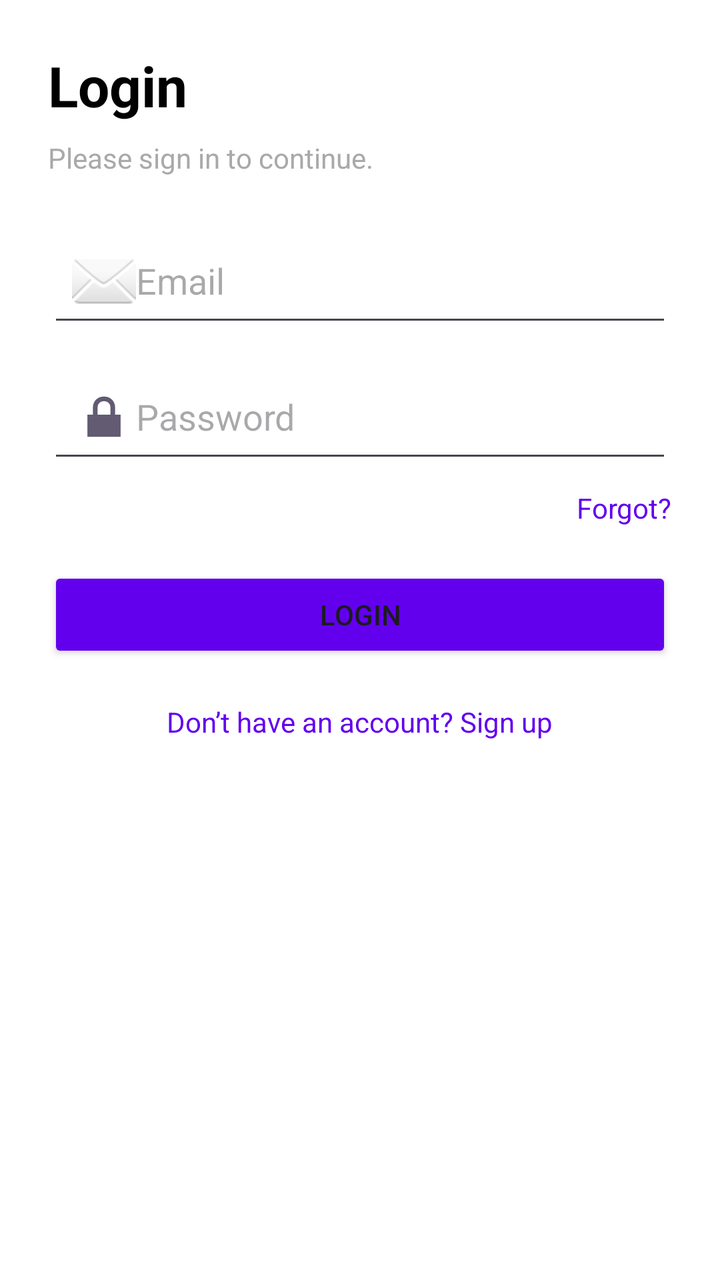
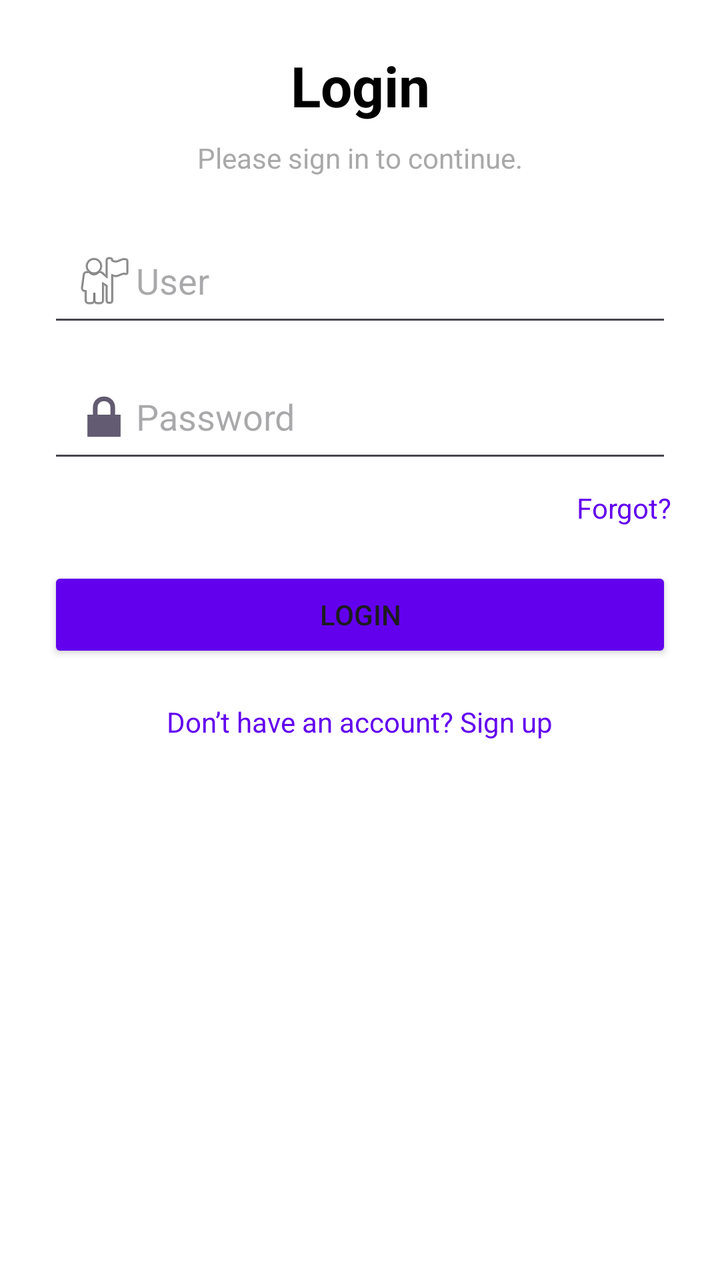

The first picture is an Android layout as it rendered before a commit; the second is the same layout after the commit. The layout source and the unified diff follow.
<!-- AndroidManifest.xml: application theme Theme.BaiTap -->
<!-- res/layout/activity_main.xml -->
<?xml version="1.0" encoding="utf-8"?>
<LinearLayout xmlns:android="http://schemas.android.com/apk/res/android"
    android:layout_width="match_parent"
    android:layout_height="match_parent"
    android:orientation="vertical"
    android:padding="24dp"
    android:background="@color/white">

    <TextView
        android:layout_width="wrap_content"
        android:layout_height="wrap_content"
        android:text="Login"
        android:textSize="28sp"
        android:textStyle="bold"
        android:textColor="@color/black"
        android:layout_marginBottom="8dp"/>

    <TextView
        android:layout_width="wrap_content"
        android:layout_height="wrap_content"
        android:text="Please sign in to continue."
        android:textSize="14sp"
        android:textColor="@color/darker_gray"
        android:layout_marginBottom="24dp"/>

    <EditText
        android:id="@+id/etEmail"
        android:layout_width="match_parent"
        android:layout_height="wrap_content"
        android:hint="Email"
        android:inputType="textEmailAddress"
        android:drawableLeft="@android:drawable/ic_dialog_email"
        android:padding="12dp"/>

    <EditText
        android:id="@+id/etPassword"
        android:layout_width="match_parent"
        android:layout_height="wrap_content"
        android:hint="Password"
        android:inputType="textPassword"
        android:drawableLeft="@android:drawable/ic_lock_lock"
        android:padding="12dp"
        android:layout_marginTop="12dp"/>

    <TextView
        android:layout_width="wrap_content"
        android:layout_height="wrap_content"
        android:text="Forgot?"
        android:textColor="@color/purple_500"
        android:layout_gravity="end"
        android:layout_marginTop="8dp"/>

    <Button
        android:id="@+id/btnLogin"
        android:layout_width="match_parent"
        android:layout_height="wrap_content"
        android:text="LOGIN"
        android:backgroundTint="@color/purple_500"
        android:textAllCaps="false"
        android:layout_marginTop="20dp"/>

    <TextView
        android:id="@+id/tvSignup"
        android:layout_width="wrap_content"
        android:layout_height="wrap_content"
        android:text="Don’t have an account? Sign up"
        android:textColor="@color/purple_500"
        android:layout_gravity="center"
        android:layout_marginTop="20dp"/>
</LinearLayout>
<!-- resources referenced by this layout -->
<resources>
  <color name="black">#000000</color>
  <color name="darker_gray">#A9A9A9</color>
  <color name="purple_500">#6200EE</color>
  <color name="white">#FFFFFF</color>
  <style name="Theme.BaiTap" parent="Base.Theme.BaiTap" />
  <style name="Base.Theme.BaiTap" parent="Theme.Material3.DayNight.NoActionBar">
          
          
      </style>
</resources>

<!-- the commit's change to res/layout/activity_main.xml (unified diff, before → after) -->
@@ -6,13 +6,15 @@
     android:padding="24dp"
     android:background="@color/white">
 
+    
     <TextView
-        android:layout_width="wrap_content"
+        android:layout_width="match_parent"
         android:layout_height="wrap_content"
         android:text="Login"
         android:textSize="28sp"
         android:textStyle="bold"
         android:textColor="@color/black"
+        android:gravity="center"
         android:layout_marginBottom="8dp"/>
 
     <TextView
@@ -21,15 +23,17 @@
         android:text="Please sign in to continue."
         android:textSize="14sp"
         android:textColor="@color/darker_gray"
+        android:layout_gravity="center"
         android:layout_marginBottom="24dp"/>
 
+    
     <EditText
-        android:id="@+id/etEmail"
+        android:id="@+id/etUser"
         android:layout_width="match_parent"
         android:layout_height="wrap_content"
-        android:hint="Email"
-        android:inputType="textEmailAddress"
-        android:drawableLeft="@android:drawable/ic_dialog_email"
+        android:hint="User"
+        android:inputType="textPersonName"
+        android:drawableLeft="@android:drawable/ic_menu_myplaces"
         android:padding="12dp"/>
 
     <EditText
